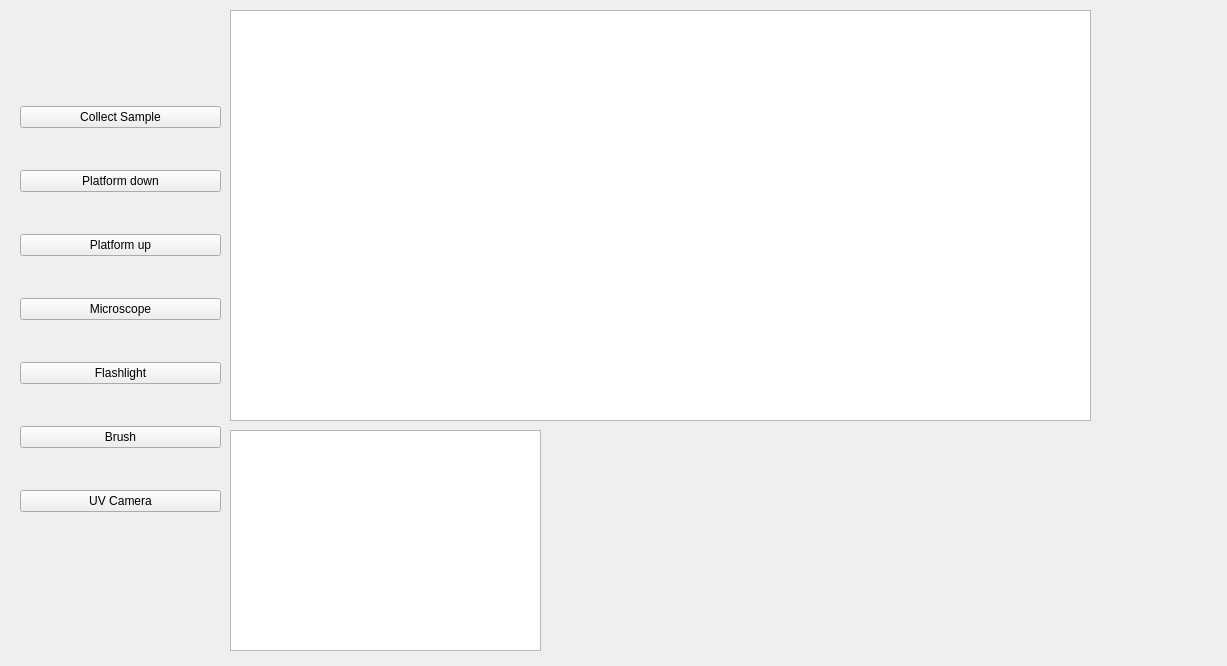
SC-Robotics-2021/osiris_science, file form.ui: the form before one commit.
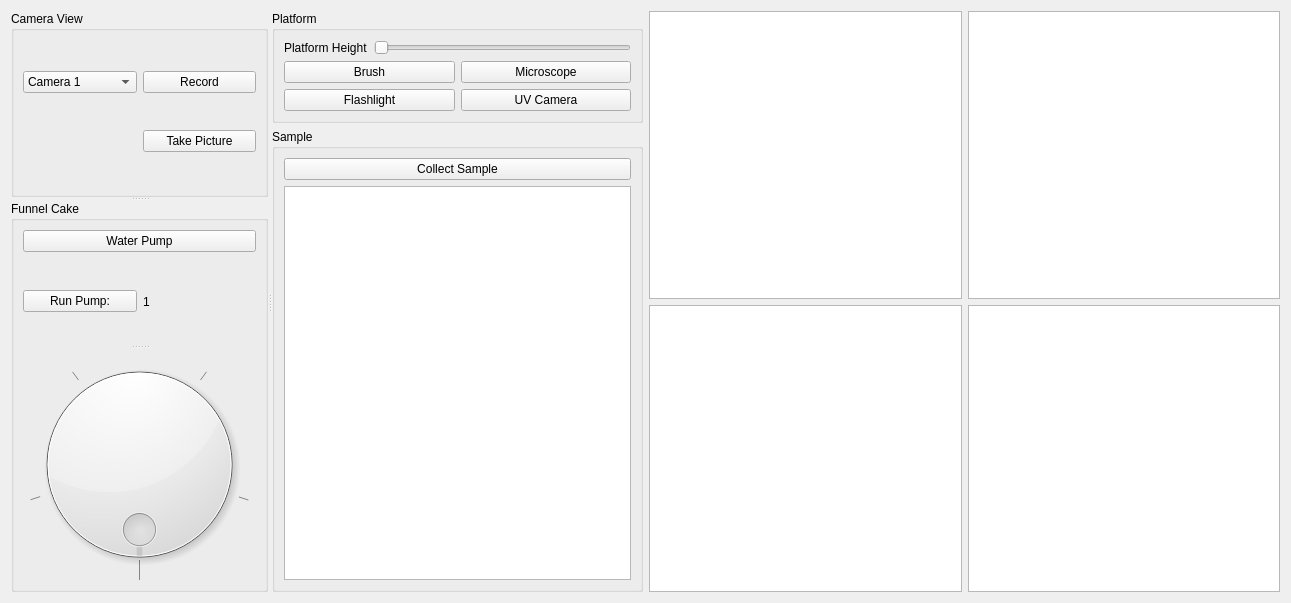
The form after the commit.

Commit message: The entire gui is functional except for the cameras

```diff
--- a/form.ui
+++ b/form.ui
@@ -6,94 +6,245 @@
    <rect>
     <x>0</x>
     <y>0</y>
-    <width>1227</width>
-    <height>666</height>
+    <width>1291</width>
+    <height>603</height>
    </rect>
   </property>
   <property name="windowTitle">
    <string>MainView</string>
   </property>
-  <widget class="QWidget" name="layoutWidget">
-   <property name="geometry">
-    <rect>
-     <x>20</x>
-     <y>70</y>
-     <width>201</width>
-     <height>481</height>
-    </rect>
-   </property>
-   <layout class="QVBoxLayout" name="verticalLayout">
+  <layout class="QGridLayout" name="gridLayout_7">
+   <item row="0" column="0">
+    <layout class="QHBoxLayout" name="horizontalLayout_4">
+     <item>
+      <widget class="QSplitter" name="splitter_3">
+       <property name="orientation">
+        <enum>Qt::Horizontal</enum>
+       </property>
+       <widget class="QSplitter" name="splitter_2">
+        <property name="orientation">
+         <enum>Qt::Vertical</enum>
+        </property>
+        <widget class="QGroupBox" name="cameras_box">
+         <property name="title">
+          <string>Camera View</string>
+         </property>
+         <layout class="QGridLayout" name="gridLayout_6">
+          <item row="0" column="1">
+           <widget class="QComboBox" name="camera_camboBox">
     <item>
-     <widget class="QPushButton" name="collect_sample_button">
       <property name="text">
-       <string>Collect Sample</string>
-      </property>
-     </widget>
-    </item>
+              <string>Camera 1</string>
+             </property>
+            </item>
+            <item>
+             <property name="text">
+              <string>Camera 2</string>
+             </property>
+            </item>
+            <item>
+             <property name="text">
+              <string>Camera 3</string>
+             </property>
+            </item>
+            <item>
+             <property name="text">
+              <string>Camera 4</string>
+             </property>
+            </item>
+           </widget>
+          </item>
+          <item row="0" column="2">
+           <layout class="QHBoxLayout" name="horizontalLayout_2">
     <item>
-     <widget class="QPushButton" name="platform_down_button">
+             <widget class="QPushButton" name="record_camera">
       <property name="text">
-       <string>Platform down</string>
+               <string>Record</string>
       </property>
      </widget>
     </item>
+           </layout>
+          </item>
+          <item row="1" column="2">
+           <widget class="QPushButton" name="take_picture_button">
+            <property name="text">
+             <string>Take Picture</string>
+            </property>
+           </widget>
+          </item>
+         </layout>
+        </widget>
+        <widget class="QGroupBox" name="funnel_cake_box">
+         <property name="title">
+          <string>Funnel Cake</string>
+         </property>
+         <layout class="QGridLayout" name="gridLayout_2">
+          <item row="0" column="0">
+           <widget class="QSplitter" name="splitter">
+            <property name="orientation">
+             <enum>Qt::Vertical</enum>
+            </property>
+            <widget class="QWidget" name="">
+             <layout class="QVBoxLayout" name="verticalLayout_3">
     <item>
-     <widget class="QPushButton" name="platform_up_button">
+               <widget class="QPushButton" name="water_pump_button">
       <property name="text">
-       <string>Platform up</string>
+                 <string>Water Pump</string>
       </property>
      </widget>
     </item>
     <item>
-     <widget class="QPushButton" name="microscope_button">
+               <layout class="QHBoxLayout" name="horizontalLayout_3">
+                <item>
+                 <widget class="QPushButton" name="run_pump_button">
       <property name="text">
-       <string>Microscope</string>
+                   <string>Run Pump:</string>
       </property>
      </widget>
     </item>
     <item>
+                 <widget class="QLabel" name="pump_number">
+                  <property name="text">
+                   <string>1</string>
+                  </property>
+                 </widget>
+                </item>
+               </layout>
+              </item>
+             </layout>
+            </widget>
+            <widget class="QDial" name="pumps_dial">
+             <property name="minimum">
+              <number>1</number>
+             </property>
+             <property name="maximum">
+              <number>6</number>
+             </property>
+             <property name="singleStep">
+              <number>1</number>
+             </property>
+             <property name="wrapping">
+              <bool>true</bool>
+             </property>
+             <property name="notchesVisible">
+              <bool>true</bool>
+             </property>
+            </widget>
+           </widget>
+          </item>
+         </layout>
+        </widget>
+       </widget>
+       <widget class="QWidget" name="">
+        <layout class="QVBoxLayout" name="verticalLayout_4">
+         <item>
+          <widget class="QGroupBox" name="platform_box">
+           <property name="title">
+            <string>Platform</string>
+           </property>
+           <layout class="QGridLayout" name="gridLayout_5">
+            <item row="0" column="0">
+             <layout class="QVBoxLayout" name="verticalLayout_2">
+              <item>
+               <layout class="QHBoxLayout" name="horizontalLayout">
+                <item>
+                 <widget class="QLabel" name="label">
+                  <property name="text">
+                   <string>Platform Height</string>
+                  </property>
+                 </widget>
+                </item>
+                <item>
+                 <widget class="QSlider" name="platform_slider">
+                  <property name="maximum">
+                   <number>10</number>
+                  </property>
+                  <property name="orientation">
+                   <enum>Qt::Horizontal</enum>
+                  </property>
+                 </widget>
+                </item>
+               </layout>
+              </item>
+              <item>
+               <layout class="QGridLayout" name="gridLayout_4">
+                <item row="1" column="0">
      <widget class="QPushButton" name="flashlight_button">
       <property name="text">
        <string>Flashlight</string>
       </property>
      </widget>
     </item>
-    <item>
+                <item row="0" column="0">
      <widget class="QPushButton" name="brush_button">
       <property name="text">
        <string>Brush</string>
       </property>
      </widget>
     </item>
-    <item>
+                <item row="1" column="1">
      <widget class="QPushButton" name="uv_camera_button">
       <property name="text">
        <string>UV Camera</string>
       </property>
      </widget>
     </item>
-   </layout>
-  </widget>
-  <widget class="QGraphicsView" name="graphicsView">
-   <property name="geometry">
-    <rect>
-     <x>230</x>
-     <y>10</y>
-     <width>861</width>
-     <height>411</height>
-    </rect>
-   </property>
-  </widget>
-  <widget class="QGraphicsView" name="graphicsView_2">
-   <property name="geometry">
-    <rect>
-     <x>230</x>
-     <y>430</y>
-     <width>311</width>
-     <height>221</height>
-    </rect>
-   </property>
-  </widget>
+                <item row="0" column="1">
+                 <widget class="QPushButton" name="microscope_button">
+                  <property name="text">
+                   <string>Microscope</string>
+                  </property>
+                 </widget>
+                </item>
+               </layout>
+              </item>
+             </layout>
+            </item>
+           </layout>
+          </widget>
+         </item>
+         <item>
+          <widget class="QGroupBox" name="sample_box">
+           <property name="title">
+            <string>Sample</string>
+           </property>
+           <layout class="QGridLayout" name="gridLayout_3">
+            <item row="0" column="0">
+             <widget class="QPushButton" name="collect_sample_button">
+              <property name="text">
+               <string>Collect Sample</string>
+              </property>
+             </widget>
+            </item>
+            <item row="1" column="0">
+             <widget class="QTableWidget" name="tableWidget"/>
+            </item>
+           </layout>
+          </widget>
+         </item>
+        </layout>
+       </widget>
+      </widget>
+     </item>
+     <item>
+      <layout class="QGridLayout" name="gridLayout">
+       <item row="0" column="0">
+        <widget class="QGraphicsView" name="graphicsView"/>
+       </item>
+       <item row="1" column="0">
+        <widget class="QGraphicsView" name="graphicsView_2"/>
+       </item>
+       <item row="1" column="1">
+        <widget class="QGraphicsView" name="graphicsView_3"/>
+       </item>
+       <item row="0" column="1">
+        <widget class="QGraphicsView" name="graphicsView_4"/>
+       </item>
+      </layout>
+     </item>
+    </layout>
+   </item>
+  </layout>
  </widget>
  <resources/>
  <connections/>
```
Left out of the diff: 1 changed line with no effect on the pictures. Lines whose indentation alone changed are shown as unchanged. The commit also changes 849 other files.
